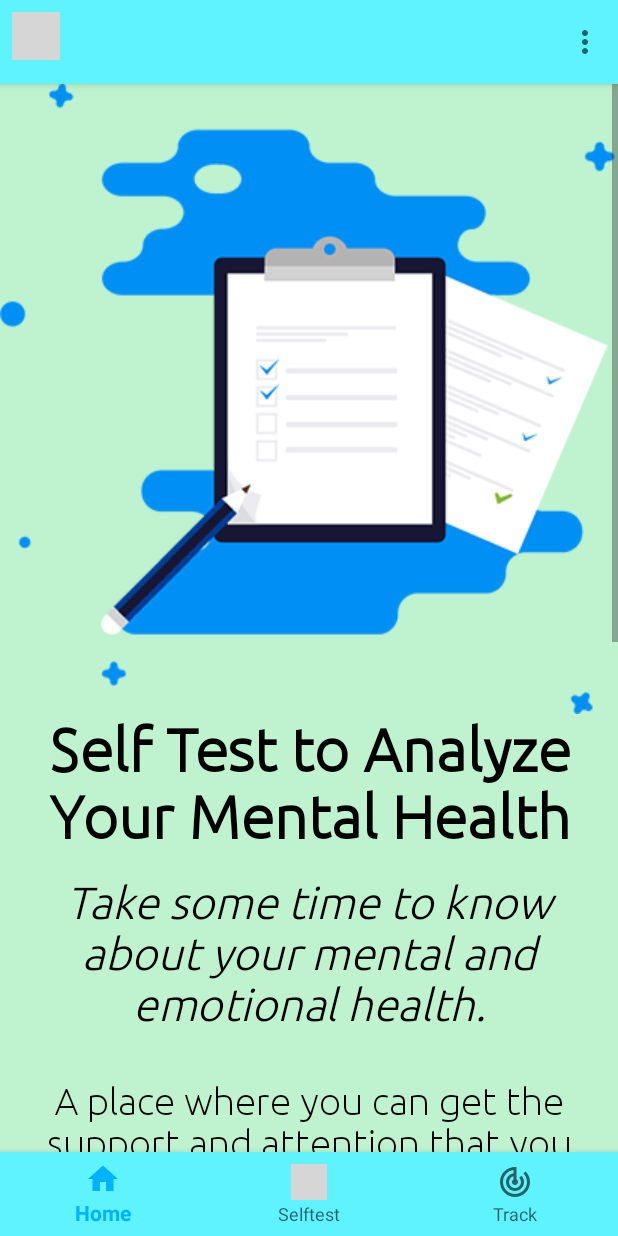
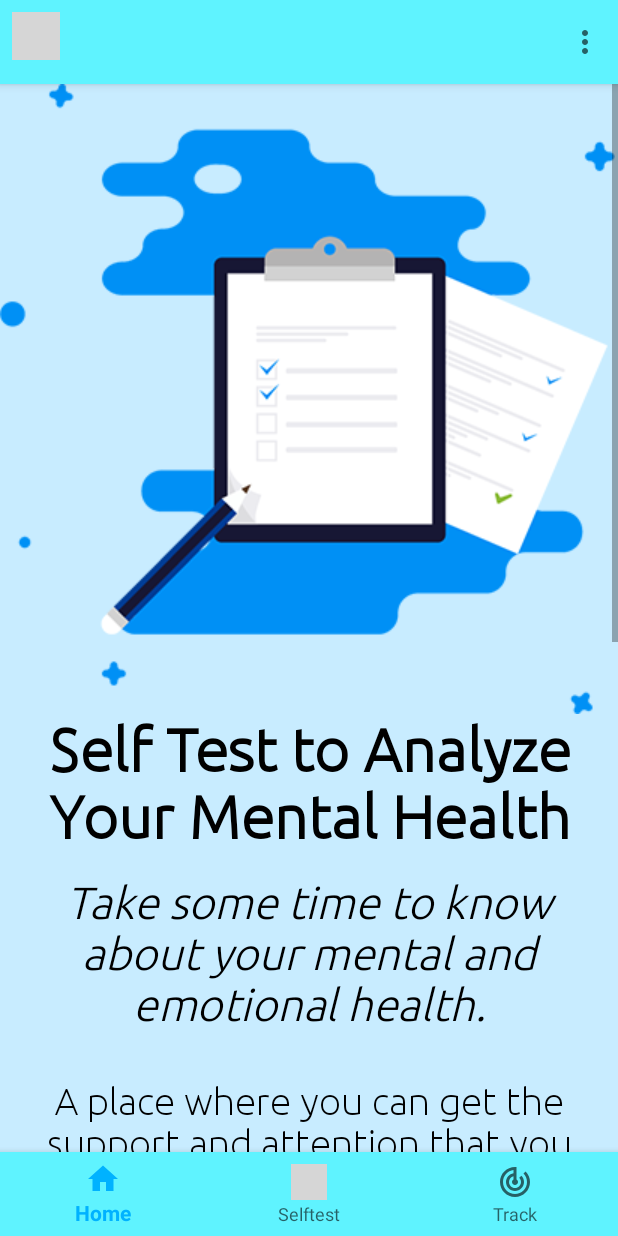
Before and after one commit to tutushubham/Android-TrueSaviour, an Android app: the fragment Dashboard placed in its activity, on a phone screen of 412 x 824 dp. Run offline under Robolectric (Android 15) with nearby library versions, the phone set to English and light mode, and no system bars; libraries missing offline, so code that uses them is left out: com.andremion.floatingnavigationview, io.paperdb; plain views replace FloatingNavigationView; 7 statements that could not run were skipped; grey boxes are pictures that could not be loaded.

Commit message:
more icons fixed

```diff
--- a/app/src/main/java/com/vaidik/truesaviour/activites/WallpaperMainActivity.java
+++ b/app/src/main/java/com/vaidik/truesaviour/activites/WallpaperMainActivity.java
@@ -42,7 +42,7 @@ public class WallpaperMainActivity extends AppCompatActivity implements BottomNa
                 fragment = new FavouritesFragment();
                 break;
             case R.id.navigation_set:
-                //fragment = new SettingsFragment(); later fixed
+                fragment = new FavouritesFragment();
                 break;
             default:
                 fragment = new WallpaperHomeFragment();
--- /dev/null
+++ b/app/src/main/res/drawable/ic_signin.xml
@@ -0,0 +1,9 @@
+<vector xmlns:android="http://schemas.android.com/apk/res/android"
+    android:width="50dp"
+    android:height="50dp"
+    android:viewportWidth="24.0"
+    android:viewportHeight="24.0">
+    <path
+        android:fillColor="#FF000000"
+        android:pathData="M19,3L5,3c-1.11,0 -2,0.9 -2,2v14c0,1.1 0.89,2 2,2h14c1.1,0 2,-0.9 2,-2L21,5c0,-1.1 -0.9,-2 -2,-2zM17,13h-4v4h-2v-4L7,13v-2h4L11,7h2v4h4v2z" />
+</vector>
--- /dev/null
+++ b/app/src/main/res/drawable/ic_signout.xml
@@ -0,0 +1,9 @@
+<vector xmlns:android="http://schemas.android.com/apk/res/android"
+    android:width="50dp"
+    android:height="50dp"
+    android:viewportWidth="24.0"
+    android:viewportHeight="24.0">
+    <path
+        android:fillColor="#FF000000"
+        android:pathData="M10.09,15.59L11.5,17l5,-5 -5,-5 -1.41,1.41L12.67,11H3v2h9.67l-2.58,2.59zM19,3H5c-1.11,0 -2,0.9 -2,2v4h2V5h14v14H5v-4H3v4c0,1.1 0.89,2 2,2h14c1.1,0 2,-0.9 2,-2V5c0,-1.1 -0.9,-2 -2,-2z" />
+</vector>
--- a/app/src/main/res/layout/fragment_selftest.xml
+++ b/app/src/main/res/layout/fragment_selftest.xml
@@ -27,9 +27,9 @@
                     android:id="@+id/heading1"
                     android:layout_width="wrap_content"
                     android:layout_height="wrap_content"
-                    android:fontFamily="@font/ubuntul"
                     android:layout_below="@id/img1"
                     android:layout_centerHorizontal="true"
+                    android:fontFamily="@font/ubuntul"
                     android:text="@string/heading1"
                     android:textAlignment="center"
                     android:textColor="@android:color/black"
@@ -41,9 +41,9 @@
                     android:layout_width="wrap_content"
                     android:layout_height="wrap_content"
                     android:layout_below="@id/heading1"
-                    android:fontFamily="@font/ubuntul"
                     android:layout_centerHorizontal="true"
                     android:layout_margin="@dimen/activity_horizontal_margin"
+                    android:fontFamily="@font/ubuntul"
                     android:text="@string/subheading1"
                     android:textAlignment="center"
                     android:textColor="@android:color/black"
@@ -55,9 +55,9 @@
                     android:layout_width="wrap_content"
                     android:layout_height="wrap_content"
                     android:layout_below="@id/subheading1"
-                    android:fontFamily="@font/ubuntul"
                     android:layout_centerHorizontal="true"
                     android:layout_margin="@dimen/activity_horizontal_margin"
+                    android:fontFamily="@font/ubuntul"
                     android:text="@string/para1"
                     android:textAlignment="center"
                     android:textColor="@android:color/black"
@@ -76,10 +76,10 @@
                     android:id="@+id/startTest"
                     android:layout_width="match_parent"
                     android:layout_height="wrap_content"
-                    android:fontFamily="@font/ubuntul"
                     android:layout_below="@id/img2"
                     android:layout_margin="16dp"
                     android:background="@color/Buttoncol"
+                    android:fontFamily="@font/ubuntul"
                     android:text="@string/start_test"
                     android:textColor="@android:color/black"
                     android:textStyle="bold" />
--- a/app/src/main/res/menu/drawer_menu.xml
+++ b/app/src/main/res/menu/drawer_menu.xml
@@ -22,15 +22,15 @@
                 android:title="Contact Us" />
             <item
                 android:id="@+id/wall"
-                android:icon="@drawable/ic_contact"
+                android:icon="@drawable/ic_smile"
                 android:title="Wallpapers" />
             <item
                 android:id="@+id/nav_login"
-                android:icon="@drawable/ic_login"
+                android:icon="@drawable/ic_signin"
                 android:title="Login" />
             <item
                 android:id="@+id/nav_signout"
-                android:icon="@drawable/ic_action_user_add"
+                android:icon="@drawable/ic_signout"
                 android:title="Sign Out" />
         </menu>
     </item>
--- a/app/src/main/res/values/colors.xml
+++ b/app/src/main/res/values/colors.xml
@@ -2,9 +2,9 @@
 <resources>
 
     <color name="Buttoncol">#00B2FF</color>
-    <color name="Light">#BFF3CF</color>
+    <color name="Light">#C8ECFF</color>
     <color name="Dark">#5ff3ff</color>
-    <color name="Pop">#0023E4</color>
+    <color name="Pop">#2C50FF</color>
 
 
 </resources>
--- a/app/src/main/res/values/strings.xml
+++ b/app/src/main/res/values/strings.xml
@@ -10,8 +10,6 @@
     <string name="about_us">About us</string>
     <string name="help">Help</string>
     <string name="copy_right" translatable="false">Copyrights © %1$d</string>
-
-    <!-- TODO: Remove or change this placeholder text -->
     <string name="para1">A place where you can get the support and attention that you need. Get online counselling from professionals and keep track of your mental and emotional wellness.</string>
     <string name="stay_mentally_emotially_fit_with_truesaviour"><![CDATA[Stay Mentally & Emotially Fit with TrueSaviour.]]></string>
     <string name="para2">Mental health is just as important as physical illness. It includes our emotional, psychological, and social well-being. It affects how we think, feel, and act. It also helps determine how we handle stress, relate to others, and make choices. It is important at every stage of life, from childhood and adolescence through adulthood.</string>
@@ -26,7 +24,4 @@
     <string name="hint">Enter message</string>
     <string name="send">SEND</string>
 
-    <!-- TODO: Remove or change this placeholder text -->
-
-    <!-- TODO: Remove or change this placeholder text -->
 </resources>
```
Also changed, not shown: app/src/main/res/layout/fragment_track.xml (+0 -16 lines), app/src/main/res/drawable/ic_smile.xml (renamed from app/src/main/res/drawable/ic_login.xml).
